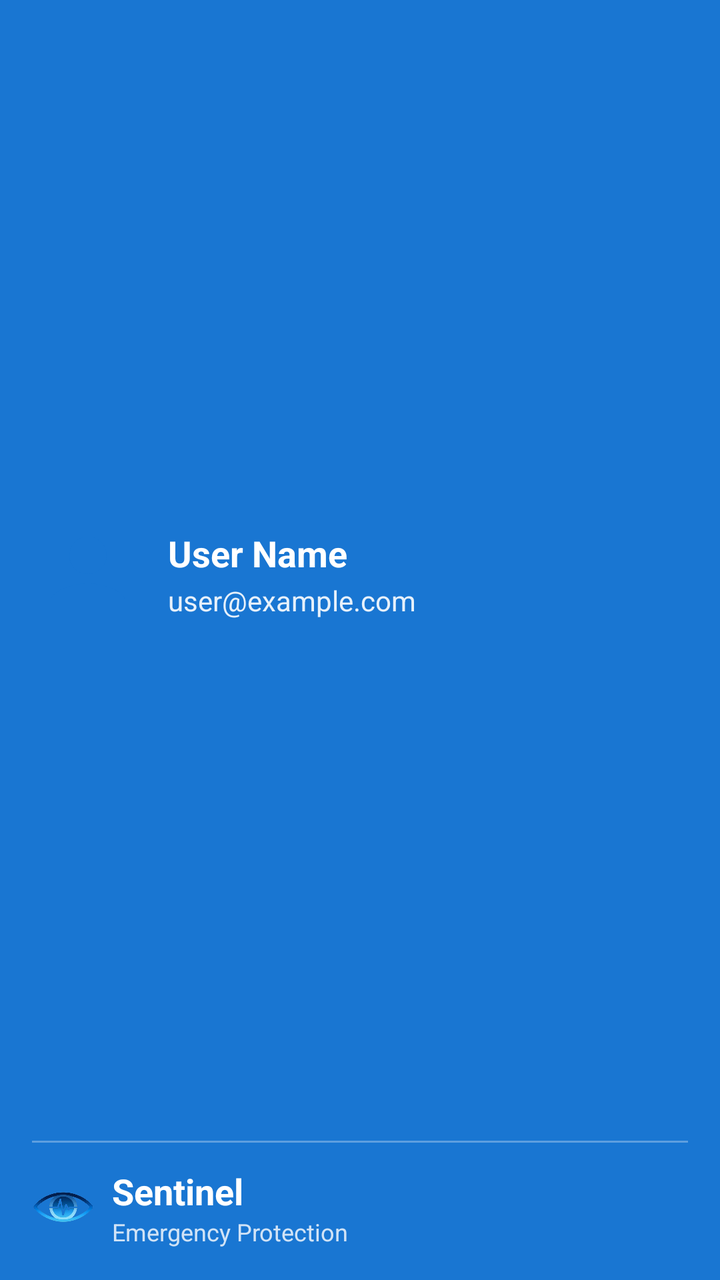
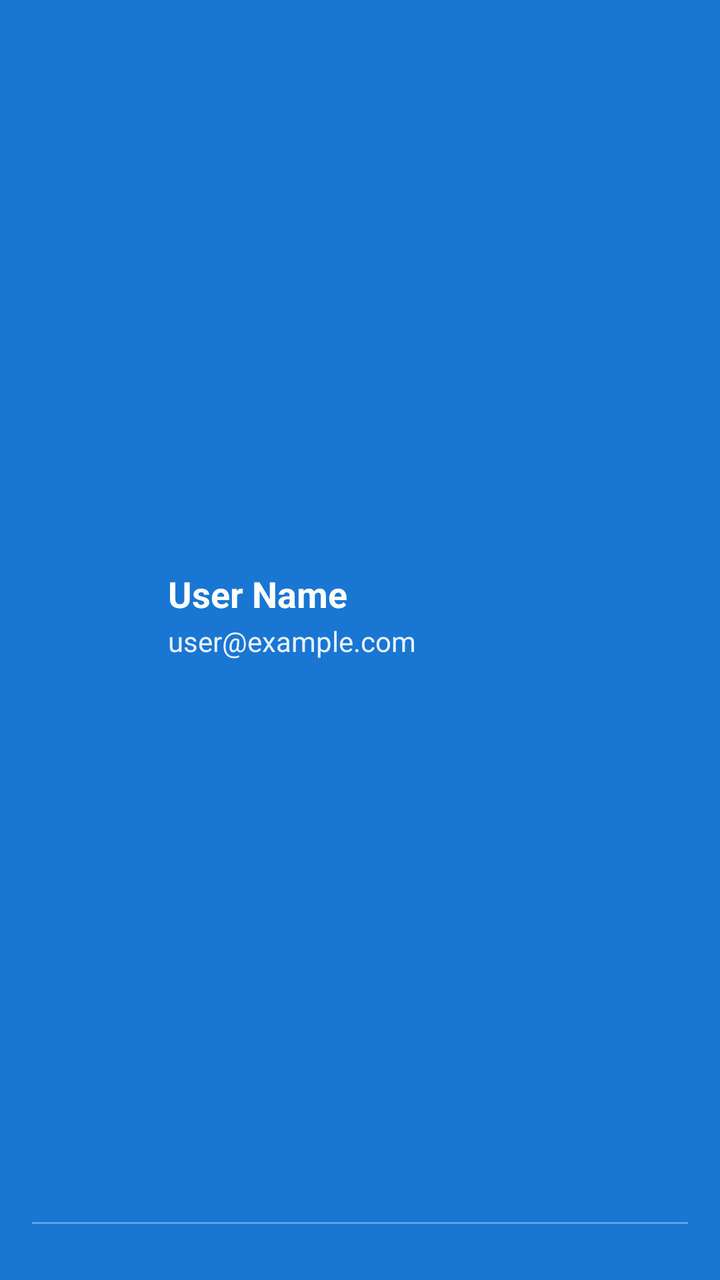

Screens rendered from an Android XML layout before and after an edit, with the pre-edit source and the edit as a unified diff.
<!-- AndroidManifest.xml: application theme Theme.Sentinel -->
<!-- res/layout/nav_header.xml -->
<?xml version="1.0" encoding="utf-8"?>
<LinearLayout xmlns:android="http://schemas.android.com/apk/res/android"
    android:layout_width="match_parent"
    android:layout_height="176dp"
    android:background="#1976D2"
    android:gravity="bottom"
    android:orientation="vertical"
    android:padding="16dp"
    android:theme="@style/ThemeOverlay.AppCompat.Dark">

    
    <LinearLayout
        android:layout_width="match_parent"
        android:layout_height="0dp"
        android:layout_weight="1"
        android:orientation="horizontal"
        android:gravity="center_vertical">

        <ImageView
            android:id="@+id/iv_user_profile"
            android:layout_width="56dp"
            android:layout_height="56dp"
            android:src="@drawable/ic_user_placeholder"
            android:contentDescription="@string/user_profile_"
            android:scaleType="centerCrop" />

        <LinearLayout
            android:layout_width="0dp"
            android:layout_height="wrap_content"
            android:layout_weight="1"
            android:orientation="vertical"
            android:layout_marginStart="12dp">

            <TextView
                android:id="@+id/tv_user_name"
                android:layout_width="wrap_content"
                android:layout_height="wrap_content"
                android:text="@string/user_name"
                android:textSize="18sp"
                android:textStyle="bold"
                android:textColor="@android:color/white"
                android:maxLines="1"
                android:ellipsize="end" />

            <TextView
                android:id="@+id/tv_user_email"
                android:layout_width="wrap_content"
                android:layout_height="wrap_content"
                android:text="@string/user_example_com"
                android:textSize="14sp"
                android:textColor="@android:color/white"
                android:alpha="0.9"
                android:maxLines="1"
                android:ellipsize="end"
                android:layout_marginTop="2dp" />
        </LinearLayout>
    </LinearLayout>

    
    <View
        android:layout_width="match_parent"
        android:layout_height="1dp"
        android:background="@android:color/white"
        android:alpha="0.3"
        android:layout_marginVertical="12dp" />

    <LinearLayout
        android:layout_width="match_parent"
        android:layout_height="wrap_content"
        android:orientation="horizontal"
        android:gravity="center_vertical">

        <ImageView
            android:id="@+id/iv_shield_icon"
            android:layout_width="32dp"
            android:layout_height="32dp"
            android:layout_marginEnd="8dp"
            android:src="@drawable/sentinel_main_icon"
            android:contentDescription="@string/shield_icon"
            android:adjustViewBounds="true"
            android:scaleType="fitCenter" />

        <LinearLayout
            android:layout_width="wrap_content"
            android:layout_height="wrap_content"
            android:orientation="vertical">

            <TextView
                android:layout_width="wrap_content"
                android:layout_height="wrap_content"
                android:text="@string/sentinel_"
                android:textSize="18sp"
                android:textStyle="bold"
                android:textColor="@android:color/white" />

            <TextView
                android:layout_width="wrap_content"
                android:layout_height="wrap_content"
                android:text="@string/emergency_protection"
                android:textSize="12sp"
                android:textColor="@android:color/white"
                android:alpha="0.8" />
        </LinearLayout>
    </LinearLayout>

</LinearLayout>
<!-- resources referenced by this layout -->
<resources>
  <!-- drawable ic_user_placeholder (drawable) -->
  <?xml version="1.0" encoding="utf-8"?>
  <vector xmlns:android="http://schemas.android.com/apk/res/android"
      android:width="48dp"
      android:height="48dp"
      android:viewportWidth="24"
      android:viewportHeight="24">
      <path
          android:fillColor="#1976D2"
          android:pathData="M12,12c2.21,0 4,-1.79 4,-4s-1.79,-4 -4,-4 -4,1.79 -4,4 1.79,4 4,4zM12,14c-2.67,0 -8,1.34 -8,4v2h16v-2c0,-2.66 -5.33,-4 -8,-4z"/>
  </vector>
  <!-- drawable sentinel_main_icon: png bitmap (drawable, 95351 bytes) -->
  <string name="emergency_protection">Emergency Protection</string>
  <string name="sentinel_">Sentinel</string>
  <string name="shield_icon">Shield Icon</string>
  <string name="user_example_com">user@example.com</string>
  <string name="user_name">User Name</string>
  <string name="user_profile_">User profile</string>
  <style name="Theme.Sentinel" parent="Base.Theme.Sentinel" />
  <style name="Base.Theme.Sentinel" parent="Theme.AppCompat.Light.DarkActionBar">
          
          <item name="colorPrimary">#1976D2</item>
          <item name="colorPrimaryDark">#1565C0</item>
          <item name="colorAccent">#42A5F5</item>
  
          
          <item name="android:statusBarColor">#1565C0</item>
  
          
          <item name="android:textColorPrimary">#212121</item>
          <item name="android:textColorSecondary">#757575</item>
      </style>
</resources>

<!-- the commit's change to res/layout/nav_header.xml (unified diff, before → after) -->
@@ -64,43 +64,6 @@
         android:alpha="0.3"
         android:layout_marginVertical="12dp" />
 
-    <LinearLayout
-        android:layout_width="match_parent"
-        android:layout_height="wrap_content"
-        android:orientation="horizontal"
-        android:gravity="center_vertical">
-
-        <ImageView
-            android:id="@+id/iv_shield_icon"
-            android:layout_width="32dp"
-            android:layout_height="32dp"
-            android:layout_marginEnd="8dp"
-            android:src="@drawable/sentinel_main_icon"
-            android:contentDescription="@string/shield_icon"
-            android:adjustViewBounds="true"
-            android:scaleType="fitCenter" />
-
-        <LinearLayout
-            android:layout_width="wrap_content"
-            android:layout_height="wrap_content"
-            android:orientation="vertical">
-
-            <TextView
-                android:layout_width="wrap_content"
-                android:layout_height="wrap_content"
-                android:text="@string/sentinel_"
-                android:textSize="18sp"
-                android:textStyle="bold"
-                android:textColor="@android:color/white" />
-
-            <TextView
-                android:layout_width="wrap_content"
-                android:layout_height="wrap_content"
-                android:text="@string/emergency_protection"
-                android:textSize="12sp"
-                android:textColor="@android:color/white"
-                android:alpha="0.8" />
-        </LinearLayout>
-    </LinearLayout>
+    
 
 </LinearLayout>
<!-- resource entries referenced after the edit -->
@@ -11,10 +11,6 @@
           android:fillColor="#1976D2"
           android:pathData="M12,12c2.21,0 4,-1.79 4,-4s-1.79,-4 -4,-4 -4,1.79 -4,4 1.79,4 4,4zM12,14c-2.67,0 -8,1.34 -8,4v2h16v-2c0,-2.66 -5.33,-4 -8,-4z"/>
   </vector>
-  <!-- drawable sentinel_main_icon: png bitmap (drawable, 95351 bytes) -->
-  <string name="emergency_protection">Emergency Protection</string>
-  <string name="sentinel_">Sentinel</string>
-  <string name="shield_icon">Shield Icon</string>
   <string name="user_example_com">user@example.com</string>
   <string name="user_name">User Name</string>
   <string name="user_profile_">User profile</string>
